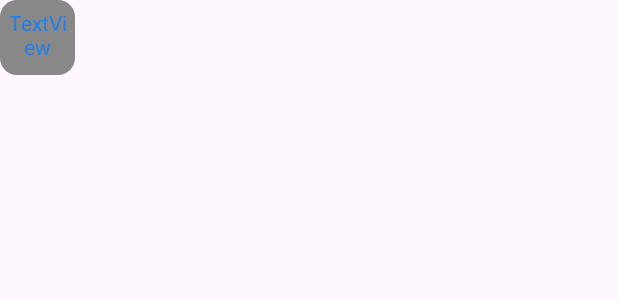
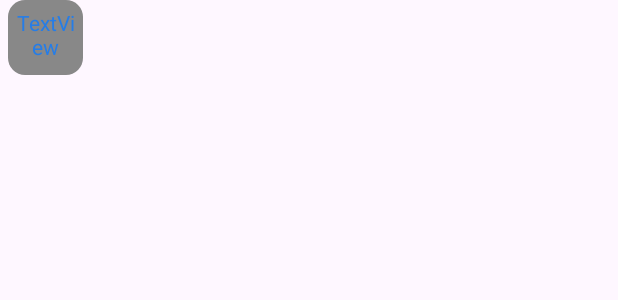
Before and after one commit to kinjals0130/MoodTracker_Application, an Android app: the layout heatmap_day.xml on its own in the app's theme, with its tools: preview values and no code run, on a phone screen of 412 x 824 dp. Shown: the top 300 px of the screen. Run offline under Robolectric (Android 15) with nearby library versions, the phone set to English and light mode, and no system bars.

Commit message:
Update heatmap_day.xml

```diff
--- a/app/src/main/res/layout/heatmap_day.xml
+++ b/app/src/main/res/layout/heatmap_day.xml
@@ -9,10 +9,10 @@
     android:layout_height="50dp"
 
 
+    android:layout_marginLeft="5dp"
+    android:background="@drawable/shape"
     android:orientation="horizontal"
-    android:padding="5dp"
-    android:background="@drawable/shape"
-    >
+    android:padding="5dp">
 
     <TextView
         android:id="@+id/dayNumber"
```
